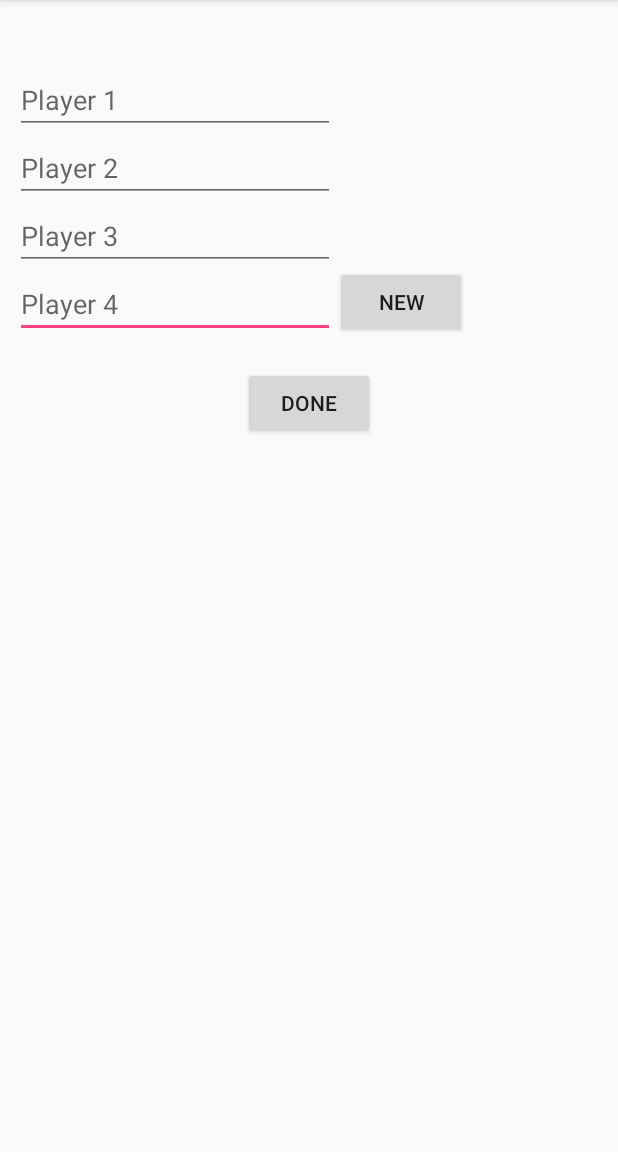
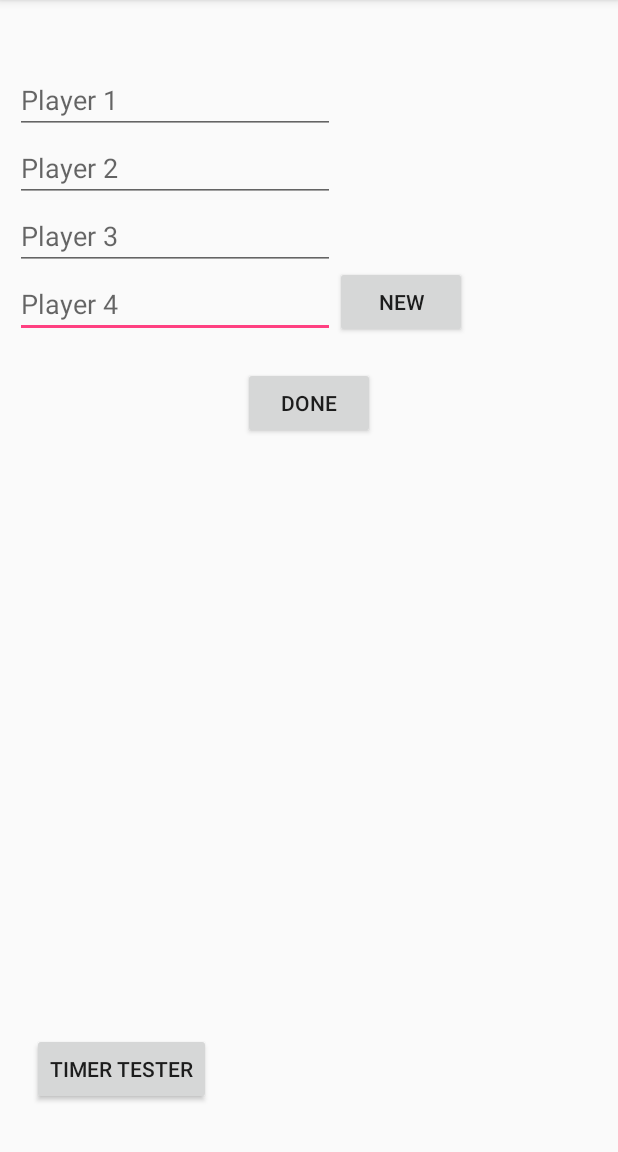
Before and after one commit to Maxfojtik/Werewolf, an Android app: the screen it shows after launch (MainActivity), on a phone screen of 412 x 824 dp, the part 84-1236 px from its top. Run offline under Robolectric (Android 15) with nearby library versions, the phone set to English and light mode, and no system bars.

Commit message:
Added a countdown timer

```diff
--- a/app/src/main/AndroidManifest.xml
+++ b/app/src/main/AndroidManifest.xml
@@ -18,6 +18,7 @@
         </activity>
         <activity android:name=".CharacterSelect"></activity>
         <activity android:name=".Round1"></activity>
+        <activity android:name=".Timer"></activity>
     </application>
 
 </manifest>
--- a/app/src/main/java/uncontrollablyswervingdog/werewolf/MainActivity.java
+++ b/app/src/main/java/uncontrollablyswervingdog/werewolf/MainActivity.java
@@ -90,6 +90,11 @@ public class MainActivity extends AppCompatActivity {
         startActivity(intent);
     }
 
+    public void timerButton(View v) {
+        Intent intent = new Intent(MainActivity.this, Timer.class);
+        startActivity(intent);
+    }
+
     public void addNameField() throws Exception {
 
         numEditTexts++;
--- a/app/src/main/res/layout/activity_main.xml
+++ b/app/src/main/res/layout/activity_main.xml
@@ -50,4 +50,17 @@
         android:layout_marginRight="11dp"
         android:layout_marginEnd="11dp" />
 
+    <Button
+        android:id="@+id/toTimer"
+        android:layout_width="wrap_content"
+        android:layout_height="wrap_content"
+        android:layout_alignParentBottom="true"
+        android:layout_marginBottom="31dp"
+        android:layout_marginEnd="21dp"
+        android:onClick="timerButton"
+        android:layout_marginRight="21dp"
+        android:layout_toLeftOf="@+id/done_button"
+        android:layout_toStartOf="@+id/done_button"
+        android:text="timer tester" />
+
 </RelativeLayout>
```
Also changed, not shown: app/src/main/java/uncontrollablyswervingdog/werewolf/Timer.java (added, +36 -0 lines), app/src/main/res/layout/timer.xml (added, +31 -0 lines).
